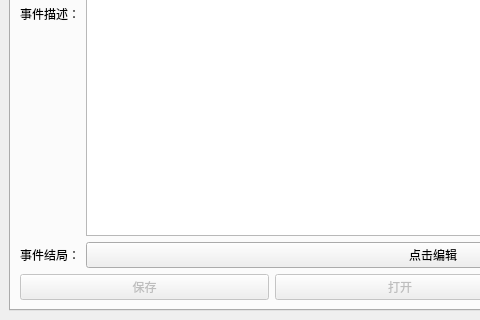
This is mainwindow.ui in This-is-XiaoDeng/SCCEX as Qt 5 draws it before an edit; both pictures show x 0 to 480 and y 280 to 600 of the 800 by 600 pixel window. The edited form follows.
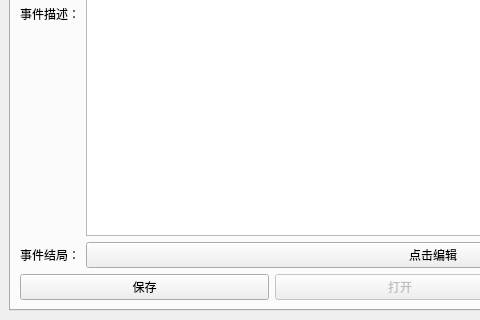
This is the edited form.

Patch:
```diff
--- a/mainwindow.ui
+++ b/mainwindow.ui
@@ -37,7 +37,7 @@
           <item>
            <widget class="QPushButton" name="pushButton_2">
             <property name="enabled">
-             <bool>false</bool>
+             <bool>true</bool>
             </property>
             <property name="text">
              <string>保存</string>
```
